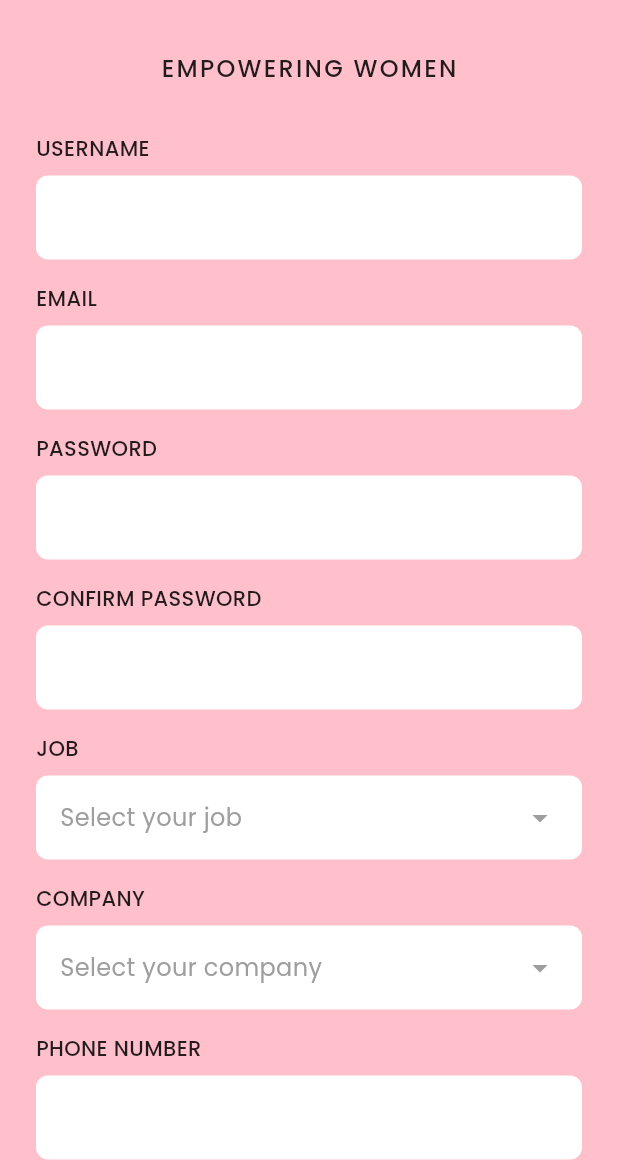
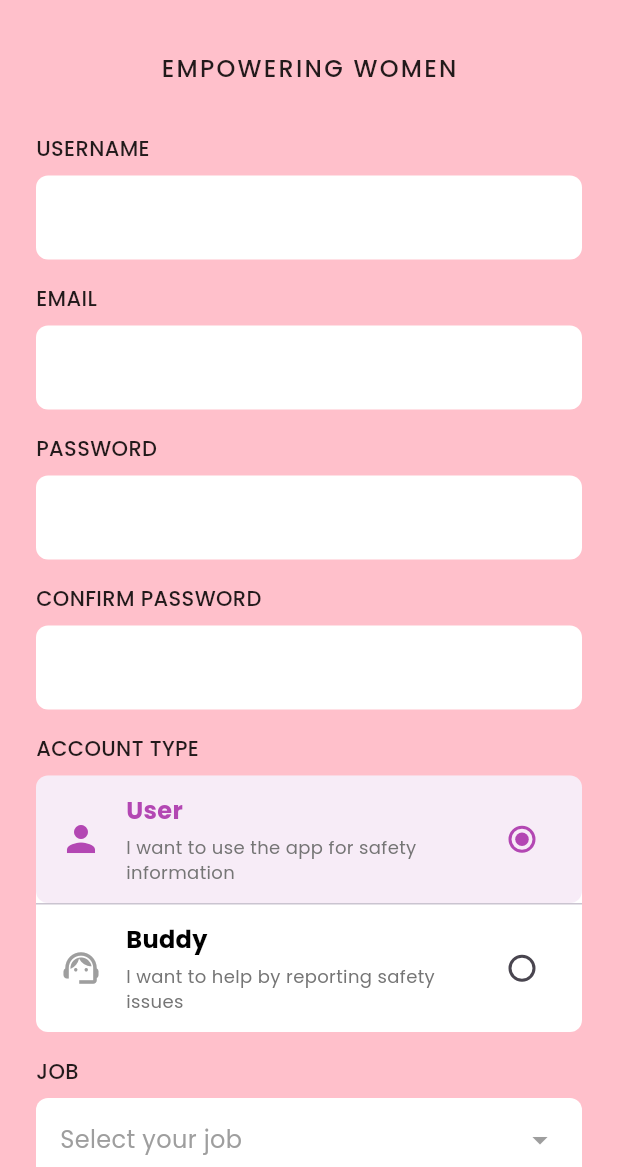
Before and after one commit to HazimDeveloper/WomanGigWorker, a Flutter app: the screen it shows after launch, after a tap on "SIGN UP", on a phone screen of 412 x 824 dp, the part 69-1236 px from its top. Run offline on Flutter 3.47's test engine with Material 3 defaults, Android fonts, the phone set to English and light mode, and no system bars; our stand-ins replace cached_network_image, cloud_firestore, firebase_auth, firebase_core, firebase_storage, flutter_image_compress and 4 more; accounts and stored records are empty.

Commit message:
last edit

```diff
--- a/lib/screens/common/login_screen.dart
+++ b/lib/screens/common/login_screen.dart
@@ -257,39 +257,6 @@ class _LoginScreenState extends State<LoginScreen> {
                     ),
                     const SizedBox(height: 32),
 
-                    // Quick Login Options (for development)
-                    Container(
-                      width: double.infinity,
-                      padding: const EdgeInsets.all(16),
-                      decoration: BoxDecoration(
-                        color: Colors.black.withOpacity(0.05),
-                        borderRadius: BorderRadius.circular(8),
-                      ),
-                      child: Column(
-                        crossAxisAlignment: CrossAxisAlignment.start,
-                        children: [
-                          const Text(
-                            'QUICK LOGIN (DEMO)',
-                            style: TextStyle(
-                              fontSize: 12,
-                              fontWeight: FontWeight.bold,
-                              color: Colors.black54,
-                            ),
-                          ),
-                          const SizedBox(height: 12),
-                          Wrap(
-                            spacing: 8,
-                            runSpacing: 8,
-                            children: [
-                              _buildQuickLoginButton('CUSTOMER', AppColors.secondary, _fillCustomerCredentials),
-                              _buildQuickLoginButton('WORKER', Colors.teal, _fillWorkerCredentials),
-                              _buildQuickLoginButton('BUDDY', Colors.purple, _fillBuddyCredentials),
-                              _buildQuickLoginButton('ADMIN', Colors.deepPurple, _fillAdminCredentials),
-                            ],
-                          ),
-                        ],
-                      ),
-                    ),
                   ],
                 ),
               ),
--- a/lib/screens/common/signup_screen.dart
+++ b/lib/screens/common/signup_screen.dart
@@ -6,7 +6,7 @@ import 'package:trust_me/screens/customer/customer_home_screen.dart';
 import '../../providers/auth_provider.dart';
 import '../../widgets/common/custom_button.dart';
 import '../../widgets/common/custom_text_field.dart';
-import '../../utils/job_categories.dart'; // Import job categories
+import '../../utils/job_categories.dart';
 import '../../config/constants.dart';
 
 class SignupScreen extends StatefulWidget {
@@ -26,14 +26,12 @@ class _SignupScreenState extends State<SignupScreen> {
   final _confirmPasswordController = TextEditingController();
   final _phoneController = TextEditingController();
   final _customJobController = TextEditingController();
-  final _customCompanyController = TextEditingController();
+  final _companyController = TextEditingController(); // Changed to a direct controller
   String _selectedRole = AppConstants.roleCustomer;
   String? _selectedJob;
-  String? _selectedCompany;
   bool _isLoading = false;
   String? _errorMessage;
   bool _customJobSelected = false;
-  bool _customCompanySelected = false;
 
   @override
   void dispose() {
@@ -43,7 +41,7 @@ class _SignupScreenState extends State<SignupScreen> {
     _confirmPasswordController.dispose();
     _phoneController.dispose();
     _customJobController.dispose();
-    _customCompanyController.dispose();
+    _companyController.dispose(); // Dispose the controller
     super.dispose();
   }
 
@@ -104,69 +102,12 @@ class _SignupScreenState extends State<SignupScreen> {
     );
   }
 
-  void _showCompanyOptions(BuildContext context) {
-    showModalBottomSheet(
-      context: context,
-      isScrollControlled: true,
-      shape: const RoundedRectangleBorder(
-        borderRadius: BorderRadius.vertical(top: Radius.circular(15)),
-      ),
-      builder: (BuildContext context) {
-        return Container(
-          height: MediaQuery.of(context).size.height * 0.6,
-          padding: const EdgeInsets.symmetric(vertical: 20),
-          child: Column(
-            children: [
-              Container(
-                width: 40,
-                height: 4,
-                decoration: BoxDecoration(
-                  color: Colors.grey.shade300,
-                  borderRadius: BorderRadius.circular(2),
-                ),
-              ),
-              const SizedBox(height: 20),
-              const Text(
-                'Select Your Company',
-                style: TextStyle(
-                  fontSize: 18,
-                  fontWeight: FontWeight.bold,
-                ),
-              ),
-              const SizedBox(height: 10),
-              Expanded(
-                child: ListView.builder(
-                  itemCount: Companies.list.length,
-                  itemBuilder: (context, index) {
-                    final item = Companies.list[index];
-                    return ListTile(
-                      title: Text(item),
-                      selected: item == _selectedCompany,
-                      selectedTileColor: AppColors.primary.withOpacity(0.1),
-                      onTap: () {
-                        setState(() {
-                          _selectedCompany = item;
-                          _customCompanySelected = item == Companies.otherOption;
-                        });
-                        Navigator.pop(context);
-                      },
-                    );
-                  },
-                ),
-              ),
-            ],
-          ),
-        );
-      },
-    );
-  }
-
   Future<void> _signUp() async {
     if (!_formKey.currentState!.validate()) {
       return;
     }
 
-    // Validate job and company selections
+    // Validate job selection
     if (_selectedJob == null) {
       setState(() {
         _errorMessage = "Please select a job";
@@ -181,16 +122,9 @@ class _SignupScreenState extends State<SignupScreen> {
       return;
     }
 
-    if (_selectedCompany == null) {
+    if (_companyController.text.isEmpty) {
       setState(() {
-        _errorMessage = "Please select a company";
-      });
-      return;
-    }
-
-    if (_customCompanySelected && _customCompanyController.text.isEmpty) {
-      setState(() {
-        _errorMessage = "Please specify your company";
+        _errorMessage = "Please enter your company";
       });
       return;
     }
@@ -214,10 +148,8 @@ class _SignupScreenState extends State<SignupScreen> {
             ? _customJobController.text.trim()
             : _selectedJob ?? '';
 
-        // Determine company value (custom or selected)
-        final String companyValue = _customCompanySelected && _customCompanyController.text.isNotEmpty
-            ? _customCompanyController.text.trim()
-            : _selectedCompany ?? '';
+        // Get company value directly from the input field
+        final String companyValue = _companyController.text.trim();
 
         // Update additional user info
         await Provider.of<AuthProvider>(context, listen: false).updateUser(
@@ -403,6 +335,45 @@ class _SignupScreenState extends State<SignupScreen> {
                     ),
                     const SizedBox(height: 16),
 
+                    // User Role Selection
+                    const Text(
+                      'ACCOUNT TYPE',
+                      style: TextStyle(
+                        fontSize: 14,
+                        fontWeight: FontWeight.w500,
+                        color: Colors.black87,
+                      ),
+                    ),
+                    const SizedBox(height: 8),
+                    Container(
+                      width: double.infinity,
+                      decoration: BoxDecoration(
+                        color: Colors.white,
+                        borderRadius: BorderRadius.circular(8),
+                      ),
+                      child: Column(
+                        children: [
+                          // Role selection tiles with improved visual appearance
+                          _buildRoleSelectionTile(
+                            title: 'User',
+                            subtitle: 'I want to use the app for safety information',
+                            icon: Icons.person,
+                            value: AppConstants.roleCustomer,
+                            color: AppColors.secondary,
+                          ),
+                          const Divider(height: 1),
+                          _buildRoleSelectionTile(
+                            title: 'Buddy',
+                            subtitle: 'I want to help by reporting safety issues',
+                            icon: Icons.support_agent,
+                            value: AppConstants.roleBuddy,
+                            color: Colors.purple,
+                          ),
+                        ],
+                      ),
+                    ),
+                    const SizedBox(height: 16),
+
                     // Job Field
                     const Text(
                       'JOB',
@@ -457,7 +428,7 @@ class _SignupScreenState extends State<SignupScreen> {
                     ],
                     const SizedBox(height: 16),
 
-                    // Company Field
+                    // Company Field - Changed to direct input
                     const Text(
                       'COMPANY',
                       style: TextStyle(
@@ -467,48 +438,17 @@ class _SignupScreenState extends State<SignupScreen> {
                       ),
                     ),
                     const SizedBox(height: 8),
-                    // Company Selection with BottomSheet
-                    GestureDetector(
-                      onTap: () => _showCompanyOptions(context),
-                      child: Container(
-                        padding: const EdgeInsets.symmetric(horizontal: 16, vertical: 16),
-                        decoration: BoxDecoration(
-                          color: Colors.white,
-                          borderRadius: BorderRadius.circular(8),
-                        ),
-                        child: Row(
-                          children: [
-                            Expanded(
-                              child: Text(
-                                _selectedCompany ?? 'Select your company',
-                                style: TextStyle(
-                                  fontSize: 16,
-                                  color: _selectedCompany == null ? Colors.grey : Colors.black,
-                                ),
-                              ),
-                            ),
-                            const Icon(Icons.arrow_drop_down, color: Colors.grey),
-                          ],
-                        ),
-                      ),
+                    CustomTextField(
+                      controller: _companyController,
+                      textInputAction: TextInputAction.next,
+                      hintText: 'Enter your company name',
+                      validator: (value) {
+                        if (value == null || value.isEmpty) {
+                          return 'Please enter your company name';
+                        }
+                        return null;
+                      },
                     ),
-                    // Custom Company Input (shows when "Others" is selected)
-                    if (_customCompanySelected) ...[
-                      const SizedBox(height: 16),
-                      const Text(
-                        'SPECIFY YOUR COMPANY',
-                        style: TextStyle(
-                          fontSize: 14,
-                          fontWeight: FontWeight.w500,
-                          color: Colors.black87,
-                        ),
-                      ),
-                      const SizedBox(height: 8),
-                      CustomTextField(
-                        controller: _customCompanyController,
-                        textInputAction: TextInputAction.next,
-                      ),
-                    ],
                     const SizedBox(height: 16),
 
                     // Phone Field
@@ -566,4 +506,75 @@ class _SignupScreenState extends State<SignupScreen> {
       ),
     );
   }
+
+  // Helper method to build a role selection tile
+  Widget _buildRoleSelectionTile({
+    required String title,
+    required String subtitle,
+    required IconData icon,
+    required String value,
+    required Color color,
+  }) {
+    bool isSelected = _selectedRole == value;
+
+    return InkWell(
+      onTap: () {
+        setState(() {
+          _selectedRole = value;
+        });
+      },
+      child: Container(
+        padding: const EdgeInsets.symmetric(vertical: 12, horizontal: 16),
+        decoration: BoxDecoration(
+          color: isSelected ? color.withOpacity(0.1) : Colors.transparent,
+          borderRadius: BorderRadius.circular(8),
+        ),
+        child: Row(
+          children: [
+            Icon(
+              icon,
+              color: isSelected ? color : Colors.grey,
+              size: 28,
+            ),
+            const SizedBox(width: 16),
+            Expanded(
+              child: Column(
+                crossAxisAlignment: CrossAxisAlignment.start,
+                children: [
+                  Text(
+                    title,
+                    style: TextStyle(
+                      fontSize: 16,
+                      fontWeight: FontWeight.bold,
+                      color: isSelected ? color : Colors.black,
+                    ),
+                  ),
+                  const SizedBox(height: 4),
+                  Text(
+                    subtitle,
+                    style: TextStyle(
+                      fontSize: 12,
+                      color: Colors.grey[600],
+                    ),
+                  ),
+                ],
+              ),
+            ),
+            Radio<String>(
+              value: value,
+              groupValue: _selectedRole,
+              activeColor: color,
+              onChanged: (newValue) {
+                if (newValue != null) {
+                  setState(() {
+                    _selectedRole = newValue;
+                  });
+                }
+              },
+            ),
+          ],
+        ),
+      ),
+    );
+  }
 }
```
Also changed, not shown: lib/screens/customer/customer_profile_screen.dart (+14 -39 lines).
